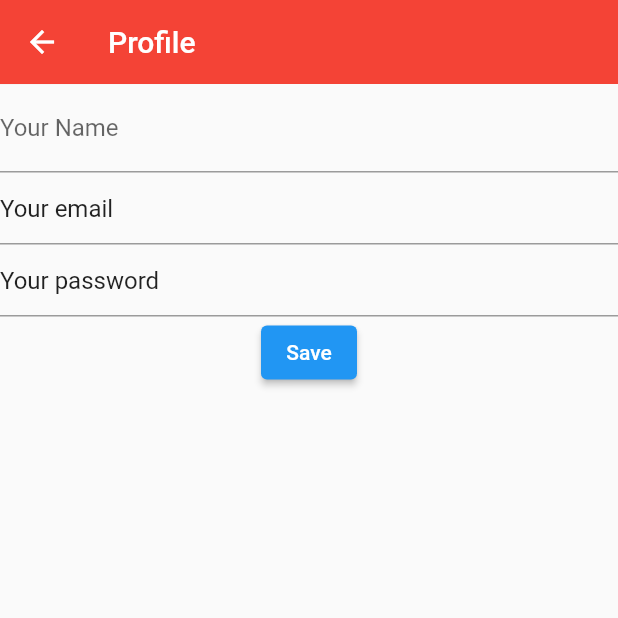
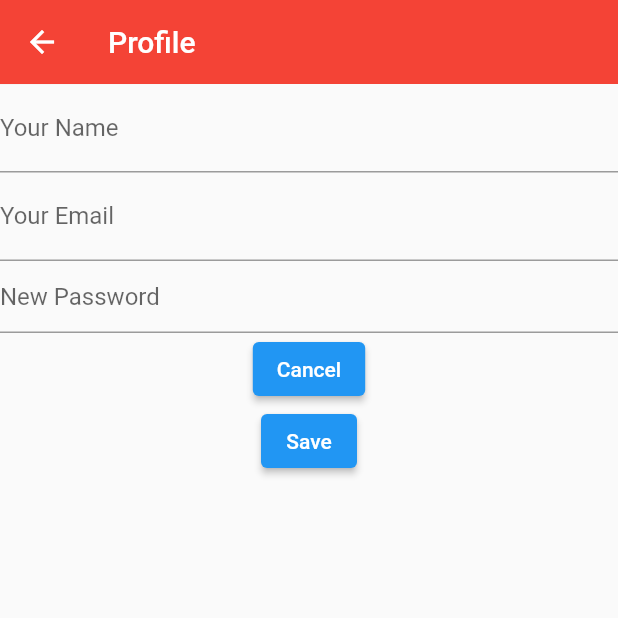
Before and after one commit to angelicaharris/flutter_booking_app, a Flutter app: the HomePage screen opened directly, in the side drawer, after a tap on "Profile", on a phone screen of 412 x 824 dp, the top half of it. Run offline on Flutter 3.47's test engine with Material 2 defaults, Android fonts, the phone set to English and light mode, and no system bars; our stand-ins replace carousel_pro, cloud_firestore, firebase_auth, firebase_core, firebase_database, fluttertoast; accounts and stored records are empty.

Commit message:
list students and tutors done

```diff
--- a/lib/components/products.dart
+++ b/lib/components/products.dart
@@ -1,9 +1,10 @@
+import 'package:cloud_firestore/cloud_firestore.dart';
 import 'package:flutter/material.dart';
 import 'package:flutter_booking_app/pages/product_detail.dart';
 
 class Products extends StatefulWidget {
-  const Products({Key? key}) : super(key: key);
-
+  const Products({Key? key, this.usersSnap}) : super(key: key);
+  final QuerySnapshot? usersSnap;
   @override
   State<Products> createState() => _ProductsState();
 }
@@ -49,18 +50,21 @@ class _ProductsState extends State<Products> {
   ];
   @override
   Widget build(BuildContext context) {
+    final data = widget.usersSnap;
+    if (data == null) return CircularProgressIndicator();
     return GridView.builder(
-        itemCount: product_list.length,
+        itemCount: data.docs.length,
         gridDelegate:
             new SliverGridDelegateWithFixedCrossAxisCount(crossAxisCount: 2),
         itemBuilder: (BuildContext context, int index) {
+          final doc = data.docs[index];
           return Padding(
             padding: const EdgeInsets.all(4.0),
             child: Single_prod(
-              prod_name: product_list[index]['name'],
-              prod_picture: product_list[index]['picture'],
-              prod_old_price: product_list[index]['old_price'],
-              prod_price: product_list[index]['price'],
+              prod_name: doc['name'],
+              prod_picture: 'assets/images/c3.png',
+              prod_old_price: '50',
+              prod_price: '50',
             ),
           );
         });
--- a/lib/main.dart
+++ b/lib/main.dart
@@ -1,5 +1,7 @@
+import 'package:firebase_auth/firebase_auth.dart';
 import 'package:flutter/material.dart';
 import 'package:firebase_core/firebase_core.dart';
+import 'package:flutter_booking_app/pages/home.dart';
 import 'package:flutter_booking_app/pages/signin_screen.dart';
 import 'firebase_options.dart';
 import 'package:flutter_booking_app/admin/screens/admin.dart';
@@ -7,11 +9,15 @@ import 'package:flutter_booking_app/admin/screens/admin.dart';
 Future<void> main() async {
   WidgetsFlutterBinding.ensureInitialized();
   await Firebase.initializeApp(options: DefaultFirebaseOptions.currentPlatform);
-  runApp(const MyApp());
+  // get current user
+  final User? user = FirebaseAuth.instance.currentUser;
+  print('main - user - ${user?.uid}');
+  runApp(MyApp(user: user));
 }
 
 class MyApp extends StatelessWidget {
-  const MyApp({Key? key}) : super(key: key);
+  const MyApp({Key? key, this.user}) : super(key: key);
+  final User? user;
 
   // This widget is the root of your application.
   @override
@@ -32,15 +38,10 @@ class MyApp extends StatelessWidget {
         primarySwatch: Colors.blue,
       ),
       //home: Admin(),
-      home: SignInScreen(),
+      home: user != null ? HomePage() : SignInScreen(),
     );
   }
 }
-
-
-
-
-
 
 /*
 void main() {
@@ -51,7 +52,6 @@ void main() {
 }
 
 */
-
 
 /*
 import 'package:firebase_core/firebase_core.dart';
--- a/lib/pages/home.dart
+++ b/lib/pages/home.dart
@@ -43,11 +43,29 @@ class _HomePageState extends State<HomePage> {
     );
   }
 
+  QuerySnapshot? usersSnap;
+
+  getUsers() {
+    //get either tutors or students
+    final db = FirebaseFirestore.instance;
+    db.collection("users").where('userType', isEqualTo: 'Student').get().then(
+      (res) {
+        print("Successfully completed");
+        // parse data to our model
+        usersSnap = res;
+        // update ui
+        setState(() {});
+      },
+      onError: (e) => print("Error completing: $e"),
+    );
+  }
+
   @override
   void initState() {
     // TODO: implement initState
     super.initState();
     getCurrentUser();
+    getUsers();
   }
 
   @override
@@ -73,7 +91,7 @@ class _HomePageState extends State<HomePage> {
       appBar: new AppBar(
         elevation: 0.1,
         backgroundColor: Colors.red,
-        title: Text('Find A Tutor Right for You'),
+        title: Text('TutorMatch'),
         actions: <Widget>[
           new IconButton(
             icon: Icon(
@@ -225,7 +243,10 @@ class _HomePageState extends State<HomePage> {
                 child: new Text('Experienced Tutors!')),
           ),
           //grid view
-          Flexible(child: Products()),
+          Flexible(
+              child: Products(
+            usersSnap: usersSnap,
+          )),
         ],
       ),
     );
--- a/lib/pages/profile.dart
+++ b/lib/pages/profile.dart
@@ -3,6 +3,7 @@ import 'package:firebase_auth/firebase_auth.dart';
 import 'package:flutter/material.dart';
 import 'package:flutter/src/foundation/key.dart';
 import 'package:flutter/src/widgets/framework.dart';
+import 'package:flutter_booking_app/pages/home.dart';
 
 class Profile extends StatefulWidget {
   const Profile({Key? key}) : super(key: key);
@@ -14,6 +15,8 @@ class Profile extends StatefulWidget {
 class _MyWidgetState extends State<Profile> {
   String? name;
   String? email;
+  String? oldPassword;
+  String? newPassword;
 
   getCurrentUser() {
     // Fireabse Auth - get Authenticated User - UserID
@@ -32,16 +35,17 @@ class _MyWidgetState extends State<Profile> {
         name = data["name"];
         email = data["email"];
         print('name - $name');
-        // _nameCotroller.text = name ?? '';
-        // _emailController.text = email ?? '';
+        setState(() {});
+        _nameCotroller.text = name ?? '';
+        _emailController.text = email ?? '';
       },
       onError: (e) => print("Error getting document: $e"),
     );
   }
 
   final _nameCotroller = TextEditingController();
+  final _emailController = TextEditingController();
   final _passwordController = TextEditingController();
-  final _emailController = TextEditingController();
 
   @override
   void initState() {
@@ -50,13 +54,23 @@ class _MyWidgetState extends State<Profile> {
     getCurrentUser();
   }
 
-  void _save() {
-    String? userID;
-    if (FirebaseAuth.instance.currentUser != null) {
-      userID = FirebaseAuth.instance.currentUser?.uid;
+  void _save() async {
+    final User? user = FirebaseAuth.instance.currentUser;
+    if (user == null) {
+      print('No user found');
+      return;
     }
+    String userID = user.uid;
     // Update one field, creating the document if it does not already exist.
-    final data = {"name": _nameCotroller.text};
+    final data = {"name": _nameCotroller.text, "email": _emailController.text};
+
+    await user.updateEmail(_emailController.text);
+
+    final pwd = _passwordController.text;
+    if (pwd.isNotEmpty) {
+      await user.updatePassword(pwd);
+    }
+
     final db = FirebaseFirestore.instance;
     db.collection("users").doc(userID).set(data, SetOptions(merge: true));
   }
@@ -75,14 +89,25 @@ class _MyWidgetState extends State<Profile> {
           TextFormField(
             controller: _nameCotroller,
             decoration:
-                InputDecoration(labelText: 'Your Name', hintText: 'Jignesh'),
+                InputDecoration(labelText: 'Your Name', hintText: 'e.g. John'),
           ),
           TextFormField(
-            initialValue: 'Your email',
+            controller: _emailController,
+            decoration: InputDecoration(
+                labelText: 'Your Email', hintText: 'e.g. John@gmail.com'),
           ),
           TextFormField(
-            initialValue: 'Your password',
+            controller: _passwordController,
+            decoration: InputDecoration(
+              hintText: "New Password",
+            ),
           ),
+          ElevatedButton(
+              onPressed: () {
+                Navigator.push(context,
+                    MaterialPageRoute(builder: (context) => HomePage()));
+              },
+              child: Text('Cancel')),
           ElevatedButton(
               onPressed: () {
                 _save();
```
